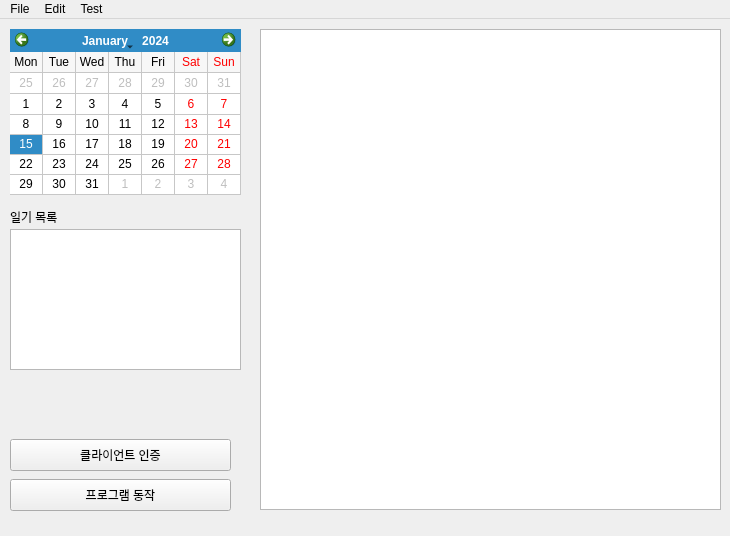
First picture: the form in qt/mainwindow.ui, repository chwnam/lifemotif-desktop, before the edit.
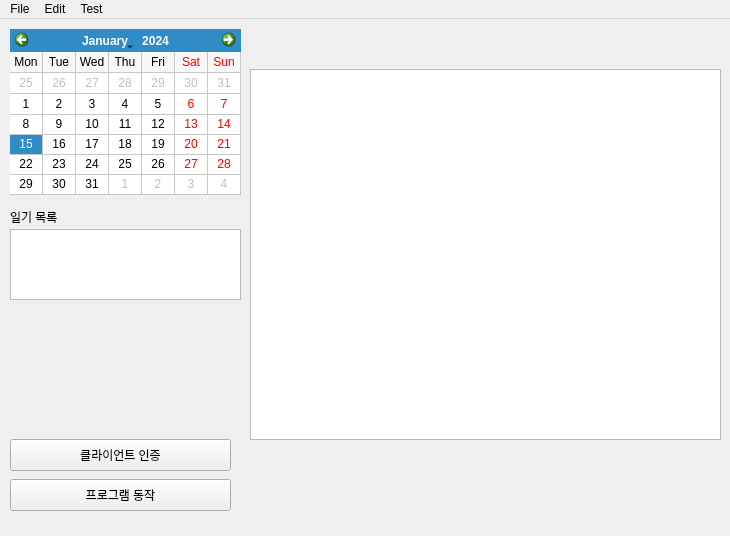
Second picture: the form after the edit.

Diff of the .ui file:
```diff
--- a/qt/mainwindow.ui
+++ b/qt/mainwindow.ui
@@ -17,10 +17,10 @@
    <widget class="QPlainTextEdit" name="plainTextEdit">
     <property name="geometry">
      <rect>
-      <x>260</x>
-      <y>10</y>
-      <width>461</width>
-      <height>481</height>
+      <x>250</x>
+      <y>50</y>
+      <width>471</width>
+      <height>371</height>
      </rect>
     </property>
     <property name="readOnly">
@@ -49,7 +49,7 @@
       <x>10</x>
       <y>210</y>
       <width>231</width>
-      <height>141</height>
+      <height>71</height>
      </rect>
     </property>
    </widget>
```
Left out of the diff: 2 changed lines with no effect on the pictures.
